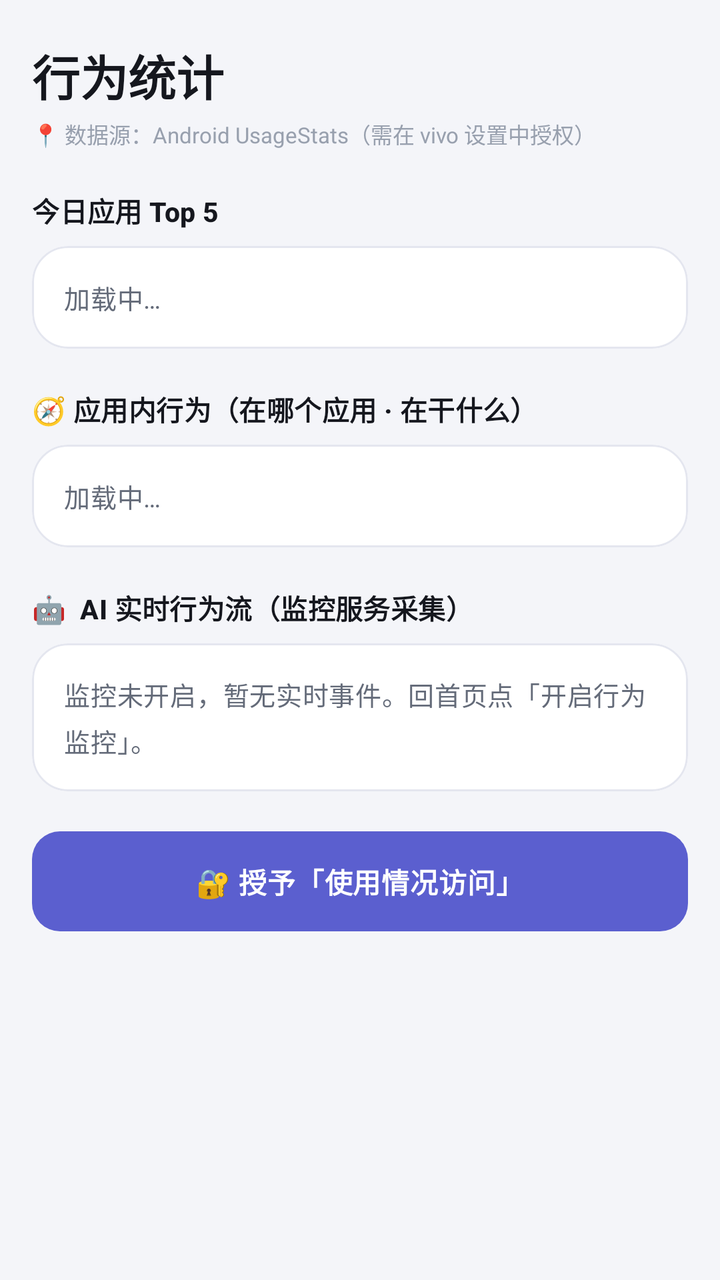
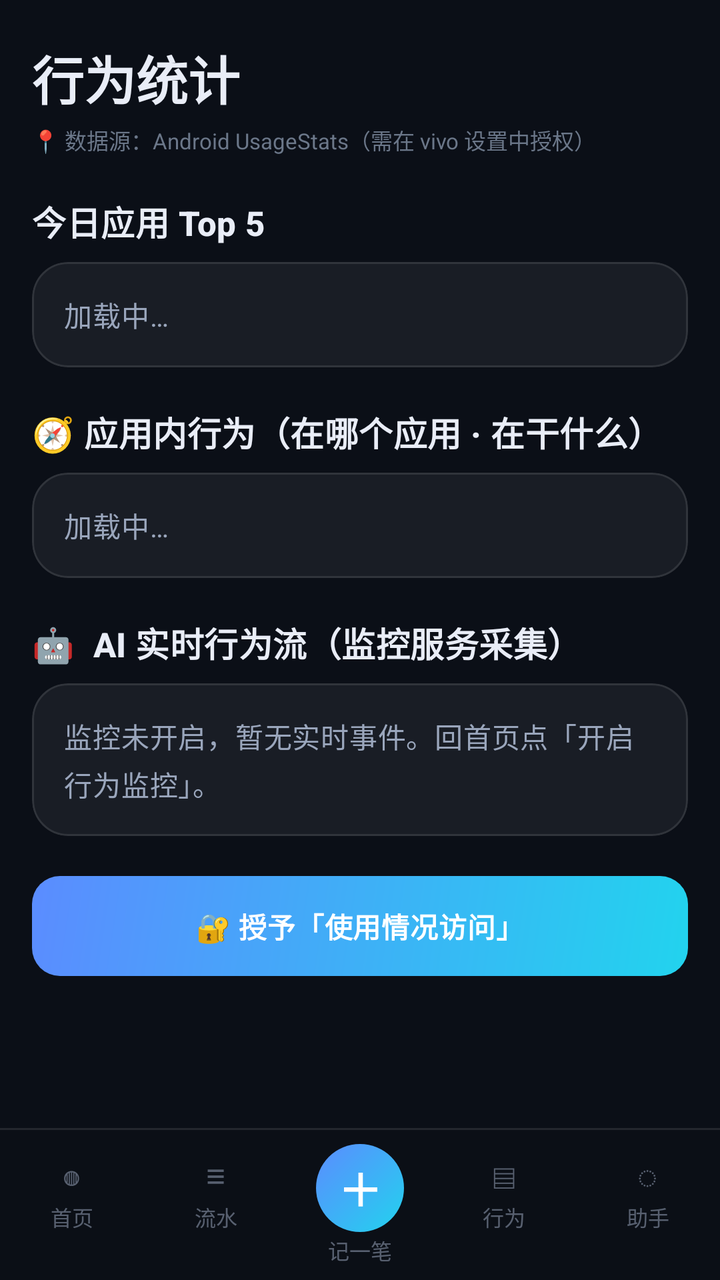

Compare the two renders of this Android layout. The source of the first and the diff that turns it into the second are given below.
<!-- AndroidManifest.xml: application theme Theme.Trace -->
<!-- res/layout/activity_behavior.xml -->
<?xml version="1.0" encoding="utf-8"?>
<ScrollView xmlns:android="http://schemas.android.com/apk/res/android"
    android:layout_width="match_parent"
    android:layout_height="match_parent"
    android:background="?android:attr/colorBackground"
    android:fitsSystemWindows="true"
    android:clipToPadding="false"
    android:scrollbars="none">

    <LinearLayout
        android:layout_width="match_parent"
        android:layout_height="wrap_content"
        android:orientation="vertical"
        android:paddingStart="16dp"
        android:paddingEnd="16dp"
        android:paddingTop="20dp"
        android:paddingBottom="28dp">

        <TextView
            android:layout_width="wrap_content"
            android:layout_height="wrap_content"
            android:text="行为统计"
            android:textSize="24sp"
            android:textStyle="bold"
            android:textColor="@color/text" />

        <TextView
            android:layout_width="wrap_content"
            android:layout_height="wrap_content"
            android:text="📍 数据源：Android UsageStats（需在 vivo 设置中授权）"
            android:textSize="11sp"
            android:layout_marginTop="4dp"
            android:layout_marginBottom="20dp"
            android:textColor="@color/text_3" />

        <TextView
            style="@style/Text.Trace.Section"
            android:layout_width="wrap_content"
            android:layout_height="wrap_content"
            android:text="今日应用 Top 5"
            android:layout_marginBottom="8dp" />

        <com.google.android.material.card.MaterialCardView
            style="@style/Widget.Trace.Card"
            android:layout_width="match_parent"
            android:layout_height="wrap_content">

            <TextView
                android:id="@+id/tvTop"
                style="@style/Text.Trace.Body"
                android:layout_width="match_parent"
                android:layout_height="wrap_content"
                android:padding="16dp"
                android:lineSpacingExtra="6dp"
                android:text="加载中…" />
        </com.google.android.material.card.MaterialCardView>

        <TextView
            style="@style/Text.Trace.Section"
            android:layout_width="wrap_content"
            android:layout_height="wrap_content"
            android:text="🧭 应用内行为（在哪个应用 · 在干什么）"
            android:layout_marginTop="20dp"
            android:layout_marginBottom="8dp" />

        <com.google.android.material.card.MaterialCardView
            style="@style/Widget.Trace.Card"
            android:layout_width="match_parent"
            android:layout_height="wrap_content">

            <TextView
                android:id="@+id/tvWhat"
                style="@style/Text.Trace.Body"
                android:layout_width="match_parent"
                android:layout_height="wrap_content"
                android:padding="16dp"
                android:lineSpacingExtra="5dp"
                android:text="加载中…" />
        </com.google.android.material.card.MaterialCardView>

        <TextView
            style="@style/Text.Trace.Section"
            android:layout_width="wrap_content"
            android:layout_height="wrap_content"
            android:text="🤖  AI 实时行为流（监控服务采集）"
            android:layout_marginTop="20dp"
            android:layout_marginBottom="8dp" />

        <com.google.android.material.card.MaterialCardView
            style="@style/Widget.Trace.Card"
            android:layout_width="match_parent"
            android:layout_height="wrap_content">

            <TextView
                android:id="@+id/tvEvents"
                style="@style/Text.Trace.Body"
                android:layout_width="match_parent"
                android:layout_height="wrap_content"
                android:padding="16dp"
                android:lineSpacingExtra="5dp"
                android:text="监控未开启，暂无实时事件。回首页点「开启行为监控」。" />
        </com.google.android.material.card.MaterialCardView>

        <Button
            android:id="@+id/btnGrant"
            style="@style/Widget.Trace.Button.Primary"
            android:layout_width="match_parent"
            android:layout_height="50dp"
            android:text="🔐 授予「使用情况访问」"
            android:layout_marginTop="20dp" />
    </LinearLayout>
</ScrollView>
<!-- resources referenced by this layout -->
<resources>
  <color name="text">#15171E</color>
  <color name="text_3">#98A0AE</color>
  <style name="Text.Trace.Body" parent="TextAppearance.Material3.BodyMedium">
          <item name="android:textSize">13sp</item>
          <item name="android:lineSpacingExtra">5dp</item>
          <item name="android:textColor">?attr/colorOnSurfaceVariant</item>
      </style>
  <style name="Text.Trace.Section" parent="TextAppearance.Material3.TitleSmall">
          <item name="android:textSize">13.5sp</item>
          <item name="android:textStyle">bold</item>
          <item name="android:letterSpacing">0.01</item>
          <item name="android:textColor">?attr/colorOnSurface</item>
      </style>
  <style name="Widget.Trace.Button.Primary" parent="Widget.Material3.Button">
          <item name="android:layout_height">46dp</item>
          <item name="android:minWidth">0dp</item>
          <item name="android:minHeight">0dp</item>
          <item name="android:insetTop">0dp</item>
          <item name="android:insetBottom">0dp</item>
          <item name="android:paddingStart">10dp</item>
          <item name="android:paddingEnd">10dp</item>
          <item name="android:textSize">14sp</item>
          <item name="android:textStyle">bold</item>
          <item name="android:textAllCaps">false</item>
          <item name="android:letterSpacing">0.02</item>
          <item name="android:stateListAnimator">@null</item>
          <item name="cornerRadius">14dp</item>
          <item name="backgroundTint">?attr/colorPrimary</item>
          <item name="android:textColor">?attr/colorOnPrimary</item>
      </style>
  <style name="Widget.Trace.Card" parent="Widget.Material3.CardView.Outlined">
          <item name="cardBackgroundColor">?attr/colorSurface</item>
          <item name="cardCornerRadius">18dp</item>
          <item name="cardElevation">0dp</item>
          <item name="strokeColor">?attr/colorOutline</item>
          <item name="strokeWidth">1dp</item>
          <item name="cardPreventCornerOverlap">true</item>
          <item name="cardUseCompatPadding">false</item>
      </style>
  <style name="Theme.Trace" parent="Theme.Material3.DayNight.NoActionBar">
          
          <item name="colorPrimary">@color/brand_500</item>
          <item name="colorOnPrimary">@color/on_brand</item>
          <item name="colorPrimaryContainer">@color/brand_container</item>
          <item name="colorOnPrimaryContainer">@color/on_brand_container</item>
  
          
          <item name="colorSecondary">@color/brand_500</item>
          <item name="colorOnSecondary">@color/on_brand</item>
          <item name="colorSecondaryContainer">@color/brand_container</item>
          <item name="colorOnSecondaryContainer">@color/on_brand_container</item>
          <item name="colorTertiary">@color/amber_500</item>
          <item name="colorTertiaryContainer">@color/amber_container</item>
          <item name="colorOnTertiaryContainer">@color/on_amber_container</item>
  
          
          <item name="android:colorBackground">@color/bg</item>
          <item name="colorSurface">@color/surface</item>
          <item name="colorOnSurface">@color/text</item>
          <item name="colorSurfaceVariant">@color/surface_variant</item>
          <item name="colorOnSurfaceVariant">@color/text_2</item>
          <item name="colorSurfaceContainer">@color/surface_variant</item>
          <item name="colorOutline">@color/outline</item>
          <item name="colorOutlineVariant">@color/outline</item>
  
          <item name="android:windowBackground">@color/bg</item>
          <item name="android:textColorPrimary">@color/text</item>
          <item name="android:textColorSecondary">@color/text_2</item>
          <item name="android:statusBarColor" tools:targetApi="l">@android:color/transparent</item>
          <item name="android:navigationBarColor" tools:targetApi="l">@android:color/transparent</item>
  
          
          <item name="materialButtonStyle">@style/Widget.Trace.Button.Primary</item>
          <item name="materialCardViewStyle">@style/Widget.Trace.Card</item>
      </style>
  <color name="brand_500">#5B5FCF</color>
  <color name="brand_container">#E7E9FF</color>
  <color name="on_brand_container">#2A2E85</color>
  <color name="amber_500">#F59E0B</color>
  <color name="amber_container">#FFF0D6</color>
  <color name="on_amber_container">#8A5300</color>
  <color name="bg">#F4F5F9</color>
  <color name="surface">#FFFFFF</color>
  <color name="surface_variant">#F2F3F9</color>
  <color name="text_2">#646B79</color>
  <color name="outline">#E4E6EF</color>
  <!-- unchanged entries left out for length: 1 -->
</resources>

<!-- the commit's change to res/layout/activity_behavior.xml (unified diff, before → after) -->
@@ -1,11 +1,17 @@
 <?xml version="1.0" encoding="utf-8"?>
-<ScrollView xmlns:android="http://schemas.android.com/apk/res/android"
+<LinearLayout xmlns:android="http://schemas.android.com/apk/res/android"
     android:layout_width="match_parent"
     android:layout_height="match_parent"
+    android:orientation="vertical"
     android:background="?android:attr/colorBackground"
-    android:fitsSystemWindows="true"
-    android:clipToPadding="false"
-    android:scrollbars="none">
+    android:fitsSystemWindows="true">
+
+    <ScrollView
+        android:layout_width="match_parent"
+        android:layout_height="0dp"
+        android:layout_weight="1"
+        android:clipToPadding="false"
+        android:scrollbars="none">
 
     <LinearLayout
         android:layout_width="match_parent"
@@ -19,10 +25,8 @@
         <TextView
             android:layout_width="wrap_content"
             android:layout_height="wrap_content"
-            android:text="行为统计"
-            android:textSize="24sp"
-            android:textStyle="bold"
-            android:textColor="@color/text" />
+            style="@style/Text.Trace.PageTitle"
+            android:text="行为统计" />
 
         <TextView
             android:layout_width="wrap_content"
@@ -110,3 +114,182 @@
             android:layout_marginTop="20dp" />
     </LinearLayout>
 </ScrollView>
+
+    <include layout="@layout/view_bottom_nav" />
+</LinearLayout>
+<!-- res/layout/view_bottom_nav.xml (included above) -->
+<?xml version="1.0" encoding="utf-8"?>
+<LinearLayout xmlns:android="http://schemas.android.com/apk/res/android"
+    android:layout_width="match_parent"
+    android:layout_height="wrap_content"
+    android:orientation="vertical"
+    android:background="@color/nav_bg">
+
+    <View
+        android:layout_width="match_parent"
+        android:layout_height="1dp"
+        android:background="@color/glass_stroke" />
+
+    <LinearLayout
+        android:layout_width="match_parent"
+        android:layout_height="wrap_content"
+        android:orientation="horizontal"
+        android:paddingTop="7dp"
+        android:paddingBottom="7dp">
+
+        <LinearLayout
+            android:id="@+id/navHome"
+            android:layout_width="0dp"
+            android:layout_height="wrap_content"
+            android:layout_weight="1"
+            android:orientation="vertical"
+            android:gravity="center"
+            android:paddingTop="4dp"
+            android:paddingBottom="4dp"
+            android:clickable="true"
+            android:focusable="true"
+            android:background="?attr/selectableItemBackgroundBorderless">
+
+            <TextView
+                android:id="@+id/tvNavHomeIcon"
+                android:layout_width="wrap_content"
+                android:layout_height="wrap_content"
+                android:text="◍"
+                android:textSize="17sp"
+                android:textColor="@color/nav_idle" />
+
+            <TextView
+                android:id="@+id/tvNavHomeLabel"
+                android:layout_width="wrap_content"
+                android:layout_height="wrap_content"
+                android:text="首页"
+                android:textSize="10.5sp"
+                android:layout_marginTop="1dp"
+                android:textColor="@color/nav_idle" />
+        </LinearLayout>
+
+        <LinearLayout
+            android:id="@+id/navRecords"
+            android:layout_width="0dp"
+            android:layout_height="wrap_content"
+            android:layout_weight="1"
+            android:orientation="vertical"
+            android:gravity="center"
+            android:paddingTop="4dp"
+            android:paddingBottom="4dp"
+            android:clickable="true"
+            android:focusable="true"
+            android:background="?attr/selectableItemBackgroundBorderless">
+
+            <TextView
+                android:id="@+id/tvNavRecordsIcon"
+                android:layout_width="wrap_content"
+                android:layout_height="wrap_content"
+                android:text="≡"
+                android:textSize="17sp"
+                android:textColor="@color/nav_idle" />
+
+            <TextView
+                android:id="@+id/tvNavRecordsLabel"
+                android:layout_width="wrap_content"
+                android:layout_height="wrap_content"
+                android:text="流水"
+                android:textSize="10.5sp"
+                android:layout_marginTop="1dp"
+                android:textColor="@color/nav_idle" />
+        </LinearLayout>
+
+        <LinearLayout
+            android:id="@+id/navAdd"
+            android:layout_width="0dp"
+            android:layout_height="wrap_content"
+            android:layout_weight="1"
+            android:orientation="vertical"
+            android:gravity="center"
+            android:clickable="true"
+            android:focusable="true"
+            android:background="?attr/selectableItemBackgroundBorderless">
+
+            <TextView
+                android:layout_width="44dp"
+                android:layout_height="44dp"
+                android:background="@drawable/bg_nav_center"
+                android:gravity="center"
+                android:text="＋"
+                android:textSize="22sp"
+                android:textStyle="bold"
+                android:textColor="@color/on_brand" />
+
+            <TextView
+                android:id="@+id/tvNavAddLabel"
+                android:layout_width="wrap_content"
+                android:layout_height="wrap_content"
+                android:text="记一笔"
+                android:textSize="10.5sp"
+                android:layout_marginTop="1dp"
+                android:textColor="@color/nav_idle" />
+        </LinearLayout>
+
+        <LinearLayout
+            android:id="@+id/navBehavior"
+            android:layout_width="0dp"
+            android:layout_height="wrap_content"
+            android:layout_weight="1"
+            android:orientation="vertical"
+            android:gravity="center"
+            android:paddingTop="4dp"
+            android:paddingBottom="4dp"
+            android:clickable="true"
+            android:focusable="true"
+            android:background="?attr/selectableItemBackgroundBorderless">
+
+            <TextView
+                android:id="@+id/tvNavBehaviorIcon"
+                android:layout_width="wrap_content"
+                android:layout_height="wrap_content"
+                android:text="▤"
+                android:textSize="17sp"
+                android:textColor="@color/nav_idle" />
+
+            <TextView
+                android:id="@+id/tvNavBehaviorLabel"
+                android:layout_width="wrap_content"
+                android:layout_height="wrap_content"
+                android:text="行为"
+                android:textSize="10.5sp"
+                android:layout_marginTop="1dp"
+                android:textColor="@color/nav_idle" />
+        </LinearLayout>
+
+        <LinearLayout
+            android:id="@+id/navChat"
+            android:layout_width="0dp"
+            android:layout_height="wrap_content"
+            android:layout_weight="1"
+            android:orientation="vertical"
+            android:gravity="center"
+            android:paddingTop="4dp"
+            android:paddingBottom="4dp"
+            android:clickable="true"
+            android:focusable="true"
+            android:background="?attr/selectableItemBackgroundBorderless">
+
+            <TextView
+                android:id="@+id/tvNavChatIcon"
+                android:layout_width="wrap_content"
+                android:layout_height="wrap_content"
+                android:text="◌"
+                android:textSize="17sp"
+                android:textColor="@color/nav_idle" />
+
+            <TextView
+                android:id="@+id/tvNavChatLabel"
+                android:layout_width="wrap_content"
+                android:layout_height="wrap_content"
+                android:text="助手"
+                android:textSize="10.5sp"
+                android:layout_marginTop="1dp"
+                android:textColor="@color/nav_idle" />
+        </LinearLayout>
+    </LinearLayout>
+</LinearLayout>
<!-- resource entries referenced after the edit -->
@@ -1,17 +1,47 @@
 <!-- resources referenced by this layout -->
 <resources>
-  <color name="text">#15171E</color>
-  <color name="text_3">#98A0AE</color>
+  <color name="glass_stroke">#1AFFFFFF</color>
+  <color name="nav_bg">#F20B0F17</color>
+  <color name="nav_idle">#8A9AA6BC</color>
+  <color name="text">#E9EDF7</color>
+  <!-- drawable bg_cta (drawable) -->
+  <?xml version="1.0" encoding="utf-8"?>
+  <shape xmlns:android="http://schemas.android.com/apk/res/android" android:shape="rectangle">
+      <gradient
+          android:angle="135"
+          android:startColor="@color/accent"
+          android:endColor="@color/accent_2"
+          android:type="linear" />
+      <corners android:radius="14dp" />
+  </shape>
+  <color name="glass">#0FFFFFFF</color>
+  <color name="text_3">#6B7789</color>
+  <!-- drawable bg_nav_center (drawable) -->
+  <?xml version="1.0" encoding="utf-8"?>
+  <shape xmlns:android="http://schemas.android.com/apk/res/android" android:shape="oval">
+      <gradient
+          android:angle="135"
+          android:startColor="@color/accent"
+          android:endColor="@color/accent_2"
+          android:type="linear" />
+      <size android:width="44dp" android:height="44dp" />
+  </shape>
   <style name="Text.Trace.Body" parent="TextAppearance.Material3.BodyMedium">
-          <item name="android:textSize">13sp</item>
+          <item name="android:textSize">14sp</item>
           <item name="android:lineSpacingExtra">5dp</item>
-          <item name="android:textColor">?attr/colorOnSurfaceVariant</item>
+          <item name="android:textColor">@color/text_2</item>
+      </style>
+  <style name="Text.Trace.PageTitle" parent="TextAppearance.Material3.HeadlineSmall">
+          <item name="android:textSize">26sp</item>
+          <item name="android:textStyle">bold</item>
+          <item name="android:letterSpacing">0</item>
+          <item name="android:textColor">@color/text</item>
       </style>
   <style name="Text.Trace.Section" parent="TextAppearance.Material3.TitleSmall">
-          <item name="android:textSize">13.5sp</item>
+          <item name="android:textSize">17sp</item>
           <item name="android:textStyle">bold</item>
           <item name="android:letterSpacing">0.01</item>
-          <item name="android:textColor">?attr/colorOnSurface</item>
+          <item name="android:textColor">@color/text</item>
       </style>
   <style name="Widget.Trace.Button.Primary" parent="Widget.Material3.Button">
           <item name="android:layout_height">46dp</item>
@@ -26,20 +56,21 @@
           <item name="android:textAllCaps">false</item>
           <item name="android:letterSpacing">0.02</item>
           <item name="android:stateListAnimator">@null</item>
+          <item name="android:background">@drawable/bg_cta</item>
+          <item name="backgroundTint">@null</item>
           <item name="cornerRadius">14dp</item>
-          <item name="backgroundTint">?attr/colorPrimary</item>
-          <item name="android:textColor">?attr/colorOnPrimary</item>
+          <item name="android:textColor">@color/on_brand</item>
       </style>
   <style name="Widget.Trace.Card" parent="Widget.Material3.CardView.Outlined">
-          <item name="cardBackgroundColor">?attr/colorSurface</item>
+          <item name="cardBackgroundColor">@color/glass</item>
           <item name="cardCornerRadius">18dp</item>
           <item name="cardElevation">0dp</item>
-          <item name="strokeColor">?attr/colorOutline</item>
+          <item name="strokeColor">@color/glass_stroke</item>
           <item name="strokeWidth">1dp</item>
           <item name="cardPreventCornerOverlap">true</item>
           <item name="cardUseCompatPadding">false</item>
       </style>
-  <style name="Theme.Trace" parent="Theme.Material3.DayNight.NoActionBar">
+  <style name="Theme.Trace" parent="Theme.Material3.Dark.NoActionBar">
           
           <item name="colorPrimary">@color/brand_500</item>
           <item name="colorOnPrimary">@color/on_brand</item>
@@ -47,7 +78,7 @@
           <item name="colorOnPrimaryContainer">@color/on_brand_container</item>
   
           
-          <item name="colorSecondary">@color/brand_500</item>
+          <item name="colorSecondary">@color/accent_2</item>
           <item name="colorOnSecondary">@color/on_brand</item>
           <item name="colorSecondaryContainer">@color/brand_container</item>
           <item name="colorOnSecondaryContainer">@color/on_brand_container</item>
@@ -68,24 +99,28 @@
           <item name="android:windowBackground">@color/bg</item>
           <item name="android:textColorPrimary">@color/text</item>
           <item name="android:textColorSecondary">@color/text_2</item>
-          <item name="android:statusBarColor" tools:targetApi="l">@android:color/transparent</item>
-          <item name="android:navigationBarColor" tools:targetApi="l">@android:color/transparent</item>
+          <item name="android:statusBarColor" tools:targetApi="l">@color/bg</item>
+          <item name="android:navigationBarColor" tools:targetApi="l">@color/bg</item>
+          <item name="android:windowLightStatusBar" tools:targetApi="m">false</item>
+          <item name="android:windowLightNavigationBar" tools:targetApi="o_mr1">false</item>
+          <item name="android:forceDarkAllowed" tools:targetApi="q">false</item>
   
-          
           <item name="materialButtonStyle">@style/Widget.Trace.Button.Primary</item>
           <item name="materialCardViewStyle">@style/Widget.Trace.Card</item>
       </style>
-  <color name="brand_500">#5B5FCF</color>
-  <color name="brand_container">#E7E9FF</color>
-  <color name="on_brand_container">#2A2E85</color>
-  <color name="amber_500">#F59E0B</color>
-  <color name="amber_container">#FFF0D6</color>
-  <color name="on_amber_container">#8A5300</color>
-  <color name="bg">#F4F5F9</color>
-  <color name="surface">#FFFFFF</color>
-  <color name="surface_variant">#F2F3F9</color>
-  <color name="text_2">#646B79</color>
-  <color name="outline">#E4E6EF</color>
+  <color name="accent">#22D3EE</color>
+  <color name="accent_2">#5B8CFF</color>
+  <color name="brand_500">#4C8DFF</color>
+  <color name="brand_container">#16273F</color>
+  <color name="on_brand_container">#9CC6FF</color>
+  <color name="amber_500">#FFB86B</color>
+  <color name="amber_container">#3A2A12</color>
+  <color name="on_amber_container">#FFD9A8</color>
+  <color name="bg">#0B0F17</color>
+  <color name="surface">#131926</color>
+  <color name="surface_variant">#1B2231</color>
+  <color name="text_2">#9AA6BC</color>
+  <color name="outline">#263041</color>
   <!-- unchanged entries left out for length: 1 -->
 </resources>
 
